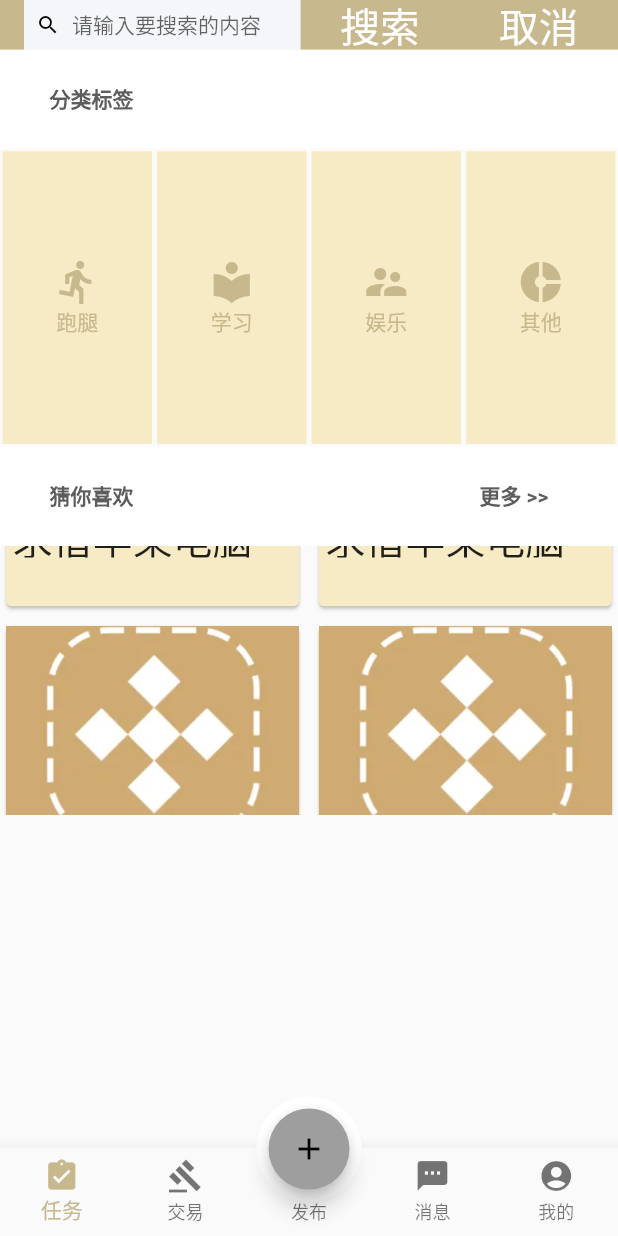
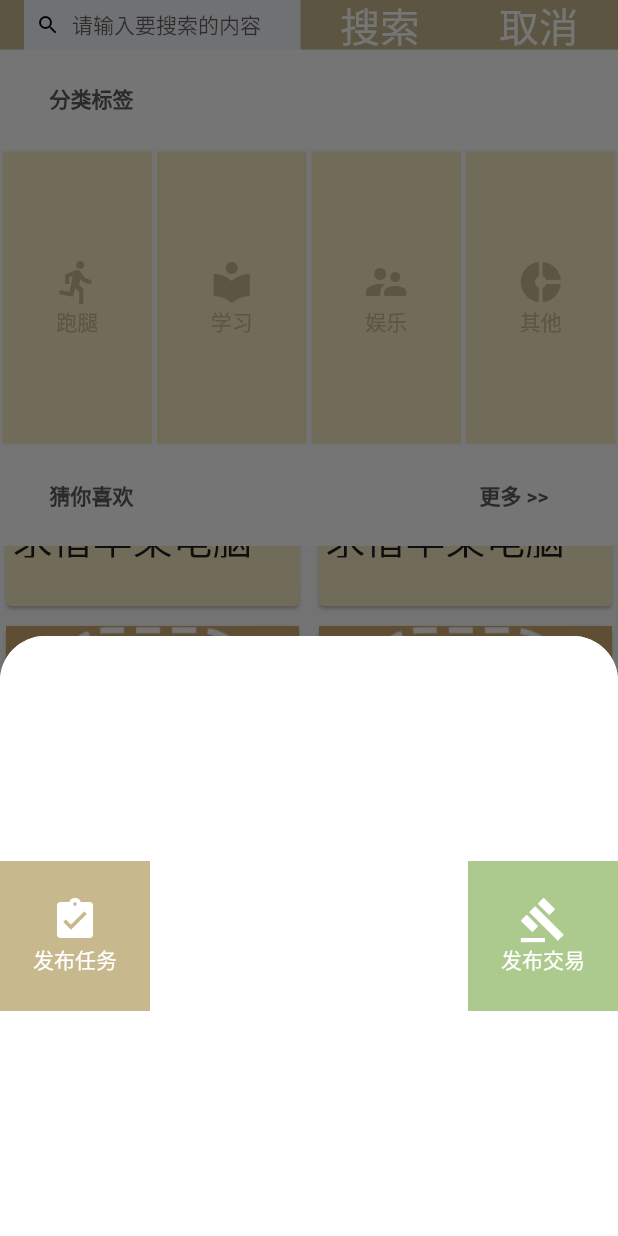
Before and after one commit to EmmaHZY/any_door, a Flutter app: the BottomTabBar screen opened directly, scrolled down 576 dp, after a tap on the "add" icon, on a phone screen of 412 x 824 dp. Run offline on Flutter 3.47's test engine with Material 2 defaults, Android fonts, the light colour scheme and no system bars; missing offline and left inert: im_flutter_sdk; network calls fail.

Commit message:
发布主页（按钮样式待调整）

```diff
--- a/lib/Pages/Home/BottomTabBar.dart
+++ b/lib/Pages/Home/BottomTabBar.dart
@@ -23,17 +23,35 @@ class _BottomTabBarState extends State<BottomTabBar> {
   List pageList = [const TaskPage(), const DealPage(), const PublishPage(),
                    const MessagePage(title: 'title',), const MinePage()];
 
-  _onAdd(){
+  _onAdd(){//悬浮按钮的点击事件
     setState(() {
+      currentIndex = 0;//发布背景是首页
+      showModalBottomSheet(//底部弹窗
+        barrierColor: Colors.black54,
+        context: context,
+        shape: const RoundedRectangleBorder(
+            borderRadius: BorderRadius.only(
+                topLeft: Radius.circular(30),
+                topRight: Radius.circular(30))),
+        builder: (ln) {
+          return Container(
+            height: 400,
+            width: double.infinity,
+            decoration: const BoxDecoration(
+                color: Colors.white,
+                borderRadius: BorderRadius.only(
+                    topLeft: Radius.circular(30),
+                    topRight: Radius.circular(30))),
+            child: const PublishPage(),
+          );
+        },
+      );
     });
   }
 
   @override
   Widget build(BuildContext context) {
     return Scaffold(
-      // appBar: AppBar(
-      //   title: const Text('任易门'),
-      // ),
       body: pageList[currentIndex],
       floatingActionButton: Container(//中心悬浮
         height: 70,
--- a/lib/Pages/Login/ForgetPasswordPage.dart
+++ b/lib/Pages/Login/ForgetPasswordPage.dart
@@ -91,7 +91,7 @@ class ForgetPasswordPageState extends State<ForgetPasswordPage>
   }
 }
 
-
+//页面一
 class ResetOnePage extends StatefulWidget {
   const ResetOnePage({Key? key, required this.title}) : super(key: key);
   final String title;
@@ -226,7 +226,7 @@ class _ResetOnePageState extends State<ResetOnePage> {
 
 }
 
-
+//页面二
 class ResetTwoPage extends StatefulWidget {
   const ResetTwoPage({Key? key, required this.title}) : super(key: key);
   final String title;
--- a/lib/Pages/Publish/PublishPage.dart
+++ b/lib/Pages/Publish/PublishPage.dart
@@ -1,88 +1,67 @@
 import 'package:flutter/material.dart';
+
+import '../../adapt.dart';
+import '../../my_colors.dart';
 
 class PublishPage extends StatelessWidget {
   const PublishPage({Key? key}) : super(key: key);
 
   @override
   Widget build(BuildContext context) {
-    return const Scaffold(
-        body: Text("你好")
+      return Row(
+        mainAxisAlignment: MainAxisAlignment.spaceBetween,
+        children: <Widget>[
+          Container(
+            child: ButtonContainer(Icons.assignment_turned_in, description: "发布任务",color: MyColors.mTaskColor),
+            decoration: const BoxDecoration(
+              borderRadius: BorderRadius.all(
+                Radius.circular(10),
+              ),),
+          ),
+          Container(
+            child: ButtonContainer(Icons.gavel, description: "发布交易",color: MyColors.mDealColor),
+            decoration: const BoxDecoration(
+              borderRadius: BorderRadius.all(
+                Radius.circular(10),
+              ),),
+          ),
+        ],
+      );
+    }
+  }
+
+//按钮样式定义
+class ButtonContainer extends StatelessWidget {
+  double size = 32;
+  Color color = Colors.white;
+  String description = "tag";
+  IconData icon;
+
+  ButtonContainer(this.icon,
+      {this.color = Colors.white,
+        this.size = 32,
+        this.description = "tag"});
+
+  @override
+  Widget build(BuildContext context) {
+    // TODO: implement build
+    return Container(
+      height: 100,
+      width: 100,
+      color: color,
+
+      child: Center(
+        child: Column(
+          mainAxisAlignment: MainAxisAlignment.center,
+          children: [
+            Icon(icon, size: size, color: Colors.white),
+            Text(
+              description,
+              style: const TextStyle(color: Colors.white),
+            )
+          ],
+        ),
+      ),
     );
   }
-
-  // void showBottomSheet() {
-  //   //用于在底部打开弹框的效果
-  //   showModalBottomSheet(
-  //       builder: (BuildContext context) {
-  //         //构建弹框中的内容
-  //         return buildBottomSheetWidget(context);
-  //       },
-  //       backgroundColor: Colors.transparent,//重要
-  //       context: context);
-  // }
-  //
-  // Widget buildBottomSheetWidget(BuildContext context) {
-  //   return Container(
-  //       height: 500,
-  //       decoration: const BoxDecoration(
-  //           color: Colors.white,
-  //           borderRadius: BorderRadius.only(
-  //               topLeft: Radius.circular(25.0),
-  //               topRight: Radius.circular(25.0))),
-  //       child: Column(
-  //         children: [
-  //           Text(
-  //             "邀请好友",
-  //             style: TextStyle(
-  //               color: Color(0xFF36393D),
-  //               fontSize: 46.w,
-  //             ),
-  //           ),
-  //           Container(
-  //             height: 100,
-  //             child: ListView.builder(
-  //               scrollDirection: Axis.horizontal,
-  //               itemBuilder: (BuildContext context, int index) {
-  //                 return InkWell(
-  //                   child: Container(
-  //                     child: new Column(
-  //                       children: <Widget>[
-  //                         new Padding(
-  //                           padding: EdgeInsets.fromLTRB(0.0, 6.0, 0.0, 6.0),
-  //                           child: Image.asset(
-  //                             urlItems[index],
-  //                             width: 48,
-  //                           ),
-  //                         ),
-  //                         new Text(nameItems[index])
-  //                       ],
-  //                     ),
-  //                   ),
-  //                   onTap: () {
-  //                     switch (nameItems[index]) {
-  //                       case '微信':
-  //                         print("微信");
-  //                         break;
-  //                       case '朋友圈':
-  //                         print("朋友圈");
-  //                         break;
-  //                       case 'QQ':
-  //                         print("QQ");
-  //                         break;
-  //                       case 'QQ空间':
-  //                         print("QQ空间");
-  //                         break;
-  //                       case '微博':
-  //                         print("微博");
-  //                         break;
-  //                     }
-  //                   },
-  //                 );
-  //               },
-  //               itemCount: nameItems.length,
-  //             ),
-  //           ),
-  //         ],
-  //       ));
-  // }
 }
```
